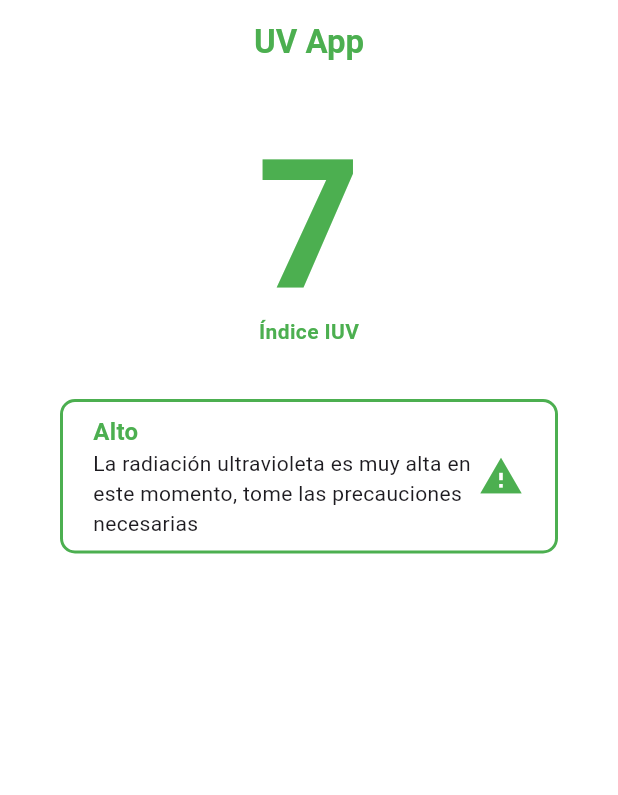
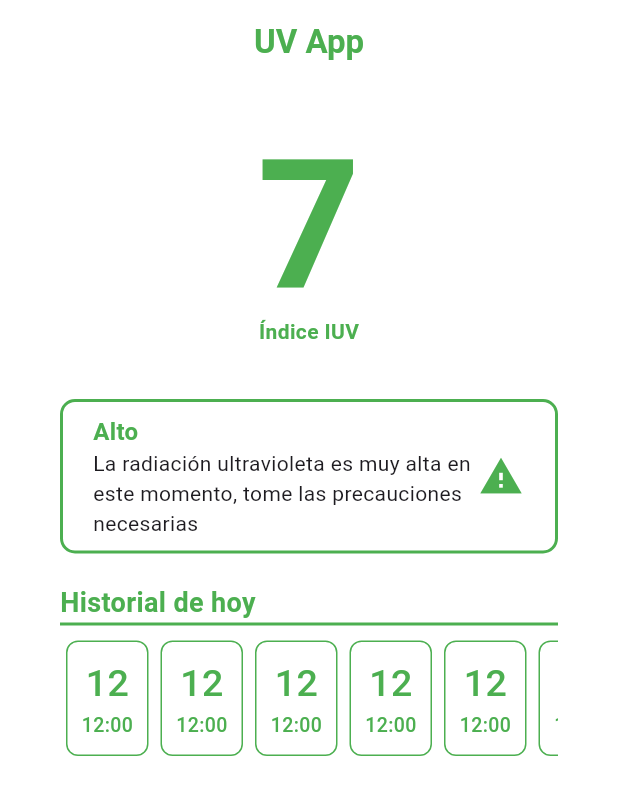
Before and after one commit to JoseYe628/uv_sensor_app, a Flutter app: the screen it shows after launch, on a phone screen of 412 x 824 dp. Shown: the top 795 px of the screen. Run offline on Flutter 3.47's test engine with Material 3 defaults, Android fonts, the phone set to English and light mode, and no system bars; our stand-ins replace firebase_core, firebase_database; accounts and stored records are empty.

Commit message:
Diseño del historial de radiación en home_screen

```diff
--- a/lib/components/uv/uv_components.dart
+++ b/lib/components/uv/uv_components.dart
@@ -1,3 +1,4 @@
 
 export 'package:uv_sensor_app/components/uv/uv_traker.dart';
 export 'package:uv_sensor_app/components/uv/uv_message_box.dart';
+export 'package:uv_sensor_app/components/uv/uv_history.dart';
--- /dev/null
+++ b/lib/components/uv/uv_history.dart
@@ -0,0 +1,68 @@
+
+import 'package:flutter/material.dart';
+
+class UVHistory extends StatelessWidget {
+  const UVHistory({super.key});
+
+  @override
+  Widget build(BuildContext context){
+    return Container(
+      alignment: Alignment.centerLeft,
+      margin: const EdgeInsets.symmetric(horizontal: 40, vertical: 20),
+      child: Column(
+        crossAxisAlignment: CrossAxisAlignment.start,
+        children: [
+          Text("Historial de hoy", style: TextStyle(color: Colors.green, fontWeight: FontWeight.bold, fontSize: 18)),
+          Divider(color: Colors.green, height: 2, thickness: 2,),
+          _Records()
+        ],
+      ),
+    );
+  }
+}
+
+class _Records extends StatelessWidget {
+  const _Records({super.key});
+
+  @override
+  Widget build(BuildContext context){
+    return SingleChildScrollView(
+      scrollDirection: Axis.horizontal,
+      child: Row(
+        children: [
+          _HistoryRecord(),
+          _HistoryRecord(),
+          _HistoryRecord(),
+          _HistoryRecord(),
+          _HistoryRecord(),
+          _HistoryRecord(),
+          _HistoryRecord(),
+          _HistoryRecord(),
+        ],
+      ),
+    );
+  }
+}
+
+class _HistoryRecord extends StatelessWidget {
+  const _HistoryRecord({super.key});
+
+  @override
+  Widget build(BuildContext context){
+    return Container(
+      padding: EdgeInsets.symmetric(horizontal: 8, vertical: 10),
+      margin: EdgeInsets.symmetric(horizontal: 4, vertical: 10),
+      constraints: BoxConstraints(minWidth: 55),
+      decoration: BoxDecoration(
+        border: Border.all(color: Colors.green),
+        borderRadius: BorderRadius.all(Radius.circular(8)),
+      ),
+      child: Column(
+        children: [
+          Text("12", style: TextStyle(color: Colors.green, fontSize: 25, fontWeight: FontWeight.w500)),
+          Text("12:00", style: TextStyle(color: Colors.green, fontSize: 13, fontWeight: FontWeight.w500)),
+        ],
+      ),
+    );
+  }
+}
--- a/lib/components/uv/uv_message_box.dart
+++ b/lib/components/uv/uv_message_box.dart
@@ -8,11 +8,11 @@ class UVMessageBox extends StatelessWidget {
   Widget build(BuildContext context){
     return Container(
       alignment: Alignment.centerLeft,
-      margin: EdgeInsets.symmetric(horizontal: 40),
-      padding: EdgeInsets.symmetric(vertical: 8, horizontal: 20),
+      margin: const EdgeInsets.symmetric(horizontal: 40),
+      padding: const EdgeInsets.symmetric(vertical: 8, horizontal: 20),
       decoration: BoxDecoration(
         border: Border.all(color: Colors.green, width: 2),
-        borderRadius: BorderRadius.all(Radius.circular(10))
+        borderRadius: const BorderRadius.all(Radius.circular(10))
       ),
       child: Row(
         children: [
--- a/lib/screens/home_screen.dart
+++ b/lib/screens/home_screen.dart
@@ -19,6 +19,7 @@ class HomeScreen extends StatelessWidget {
         children: [
           UvTraker(),
           UVMessageBox(),
+          UVHistory(),
         ],
       ),
     );
```
